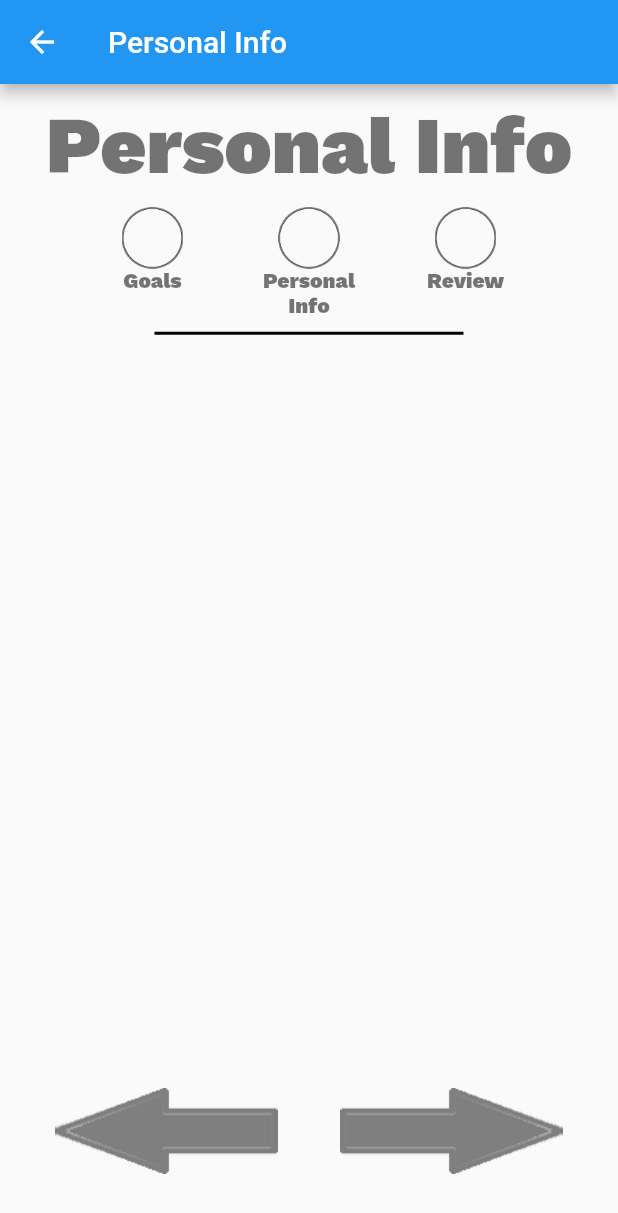
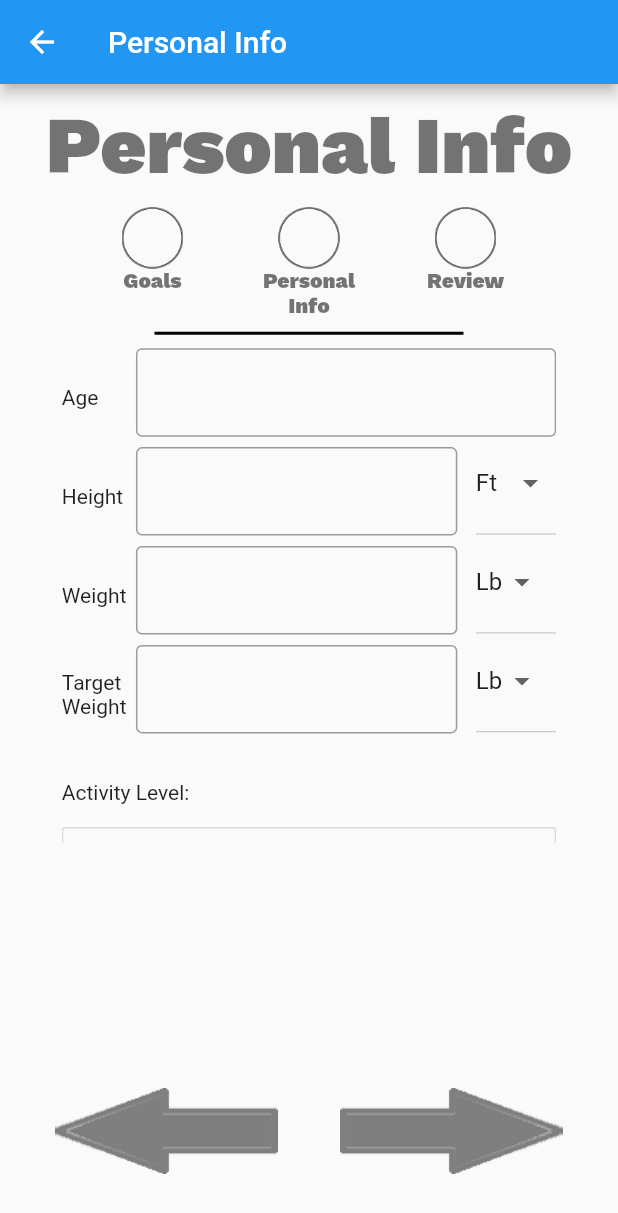
Before and after one commit to bryanesong/FlutterFitnessApp, a Flutter app: the MyProfileInfo screen opened directly, on a phone screen of 412 x 824 dp. Shown: the top 1213 px of the screen. Run offline on Flutter 3.47's test engine with Material 2 defaults, Android fonts, the phone set to English and light mode, and no system bars; drawn by our look-alikes of auto_size_text; our stand-ins replace firebase_auth, firebase_core, firebase_database; missing offline and left inert: flame, nice_button; accounts and stored records are empty; statements that could not run were skipped.

Commit message:
attempt to merge

```diff
--- a/lib/MyProfileGoals.dart
+++ b/lib/MyProfileGoals.dart
@@ -150,14 +150,14 @@ class MyProfileGoalsState extends State<MyProfileGoals> {
   Widget makeChoices() {
     return Container(
         height: hpad(40),
-        child: ListView(
-      children: [
-        makeIndivChoice("Track My Calories", _trackCalories),
-        makeIndivChoice("Gain Weight", _gainWeight),
-        makeIndivChoice("Lose Weight", _loseWeight),
-        makeIndivChoice("Maintain Weight", _maintainWeight),
-        makeIndivChoice("Track My Workout", _trackWorkouts),
-      ],
+        child: Scrollbar(child: ListView(
+          children: [
+            makeIndivChoice("Track My Calories", _trackCalories),
+            makeIndivChoice("Gain Weight", _gainWeight),
+            makeIndivChoice("Lose Weight", _loseWeight),
+            makeIndivChoice("Maintain Weight", _maintainWeight),
+            makeIndivChoice("Track My Workouts", _trackWorkouts),
+          ],)
     ));
   }
 
--- a/lib/MyProfileInfo.dart
+++ b/lib/MyProfileInfo.dart
@@ -2,7 +2,6 @@ import 'package:auto_size_text/auto_size_text.dart';
 import 'package:flutter/cupertino.dart';
 import 'package:flutter/material.dart';
 import 'dart:math' as math;
-
 
 class MyProfileInfo extends StatefulWidget {
   List<bool> goals = new List<bool>();
@@ -15,10 +14,14 @@ class MyProfileInfo extends StatefulWidget {
 class MyProfileInfoState extends State<MyProfileInfo> {
   double _width, _height;
   AutoSizeGroup _textFitGroup;
-
+  String _weightMeasurement, _heightMeasurement;
+  double decreaseListviewHeightBy = 0;
+  GlobalKey listViewKey = new GlobalKey();
 
   @override
   void initState() {
+    _weightMeasurement = "Lb";
+    _heightMeasurement = "Ft";
     super.initState();
   }
 
@@ -27,16 +30,30 @@ class MyProfileInfoState extends State<MyProfileInfo> {
     _textFitGroup = AutoSizeGroup();
     _width = MediaQuery.of(context).size.width;
     _height = MediaQuery.of(context).size.height;
+
+    if (MediaQuery.of(context).viewInsets.bottom != 0) {
+      print("keyboard up");
+      RenderBox box = listViewKey.currentContext.findRenderObject();
+      decreaseListviewHeightBy = box.localToGlobal(Offset.zero).dy +
+          box.size.height -
+          (MediaQuery.of(context).size.height -
+              MediaQuery.of(context).viewInsets.bottom);
+    } else {
+      decreaseListviewHeightBy = 0;
+    }
+
     // TODO: implement build
     return Scaffold(
         appBar: AppBar(
           title: Text("Personal Info"),
         ),
+        resizeToAvoidBottomInset: false,
         body: Stack(children: [
           Column(children: [
             createTitle(),
             createRow(),
             createDivider(),
+            createListView(),
             makeArrowButtons(),
           ])
         ]));
@@ -118,9 +135,152 @@ class MyProfileInfoState extends State<MyProfileInfo> {
     );
   }
 
+  Widget createListView() {
+    return Container(
+        key: listViewKey,
+        width: wpad(80),
+        height: hpad(40) - decreaseListviewHeightBy,
+        child: Scrollbar(
+            child: ListView(
+          children: [
+            createAgeRow(),
+            createHeightRow(),
+            createWeightRow("Weight"),
+            createWeightRow("Target Weight"),
+            createSedentaryLevels(),
+          ],
+        )));
+  }
+
+  Widget createAgeRow() {
+    return Row(
+      children: [
+        Expanded(
+            child: AutoSizeText(
+          "Age   ",
+        )),
+        Container(
+            width: wpad(68),
+            height: hpad(8),
+            child: TextField(
+              keyboardType: TextInputType.number,
+              decoration: InputDecoration(border: OutlineInputBorder()),
+            )),
+      ],
+    );
+  }
+
+  Widget createHeightRow() {
+    return Row(
+      children: [
+        Expanded(
+            child: AutoSizeText(
+          "Height",
+        )),
+        Container(
+            padding: EdgeInsets.fromLTRB(0, 0, wpad(3), 0),
+            width: wpad(55),
+            height: hpad(8),
+            child: TextField(
+              keyboardType: TextInputType.numberWithOptions(),
+              decoration: InputDecoration(border: OutlineInputBorder()),
+            )),
+        Container(
+            width: wpad(13),
+            height: hpad(8),
+            child: DropdownButton<String>(
+              value: _heightMeasurement,
+              onChanged: (String value) {
+                setState(() {
+                  _heightMeasurement = value;
+                });
+              },
+              items: <String>['Ft', 'Cm']
+                  .map<DropdownMenuItem<String>>((String value) {
+                return DropdownMenuItem<String>(
+                  value: value,
+                  child: Text(value),
+                );
+              }).toList(),
+            ))
+      ],
+    );
+  }
+
+  Widget createWeightRow(String textLabel) {
+    return Row(
+      children: [
+        Expanded(
+            child: AutoSizeText(
+          textLabel,
+        )),
+        Container(
+            padding: EdgeInsets.fromLTRB(0, 0, wpad(3), 0),
+            width: wpad(55),
+            height: hpad(8),
+            child: TextField(
+              decoration: InputDecoration(border: OutlineInputBorder()),
+              keyboardType: TextInputType.number,
+            )),
+        Container(
+            width: wpad(13),
+            height: hpad(8),
+            child: DropdownButton<String>(
+              value: _weightMeasurement,
+              onChanged: (String value) {
+                setState(() {
+                  _weightMeasurement = value;
+                });
+              },
+              items: <String>['Lb', 'Kg']
+                  .map<DropdownMenuItem<String>>((String value) {
+                return DropdownMenuItem<String>(
+                  value: value,
+                  child: Text(value),
+                );
+              }).toList(),
+            ))
+      ],
+    );
+  }
+
+  Widget createSedentaryLevels() {
+    return Container(
+      padding: EdgeInsets.fromLTRB(0, hpad(3), 0, hpad(3)),
+      child: Column(children: [
+        Container(
+          width: wpad(80),
+            height: hpad(3),
+            child: Text("Activity Level:",
+            textAlign: TextAlign.left,)),
+        createOutlineButton("Sedentary"),
+        createOutlineButton("Lightly Active"),
+        createOutlineButton("Moderately Active"),
+        createOutlineButton("Very Active"),
+
+      ],),
+    );
+  }
+
+  Widget createOutlineButton(String textLabel) {
+    Color myColor = Colors.purple;
+    return Container(
+        width: wpad(80),
+        child: OutlineButton(
+
+          color: myColor,
+          onPressed: () {
+            myColor = Colors.grey;
+          },
+          child: Text(textLabel),
+      )
+    );
+  }
+
   Widget makeArrowButtons() {
     return Expanded(
-      child: Stack(children: [Container(
+        child: Stack(children: [
+      Container(
           alignment: Alignment.bottomRight,
           padding: EdgeInsets.fromLTRB(0, 0, wpad(5), hpad(5)),
           child: FlatButton(
@@ -129,9 +289,8 @@ class MyProfileInfoState extends State<MyProfileInfo> {
               },
               child: Image.asset(
                 "assets/images/arrow.png",
-                height: hpad(7),)
-          )),
-
+                height: hpad(7),
+              ))),
       Container(
           alignment: Alignment.bottomLeft,
           padding: EdgeInsets.fromLTRB(wpad(5), 0, 0, hpad(5)),
@@ -144,12 +303,9 @@ class MyProfileInfoState extends State<MyProfileInfo> {
                   transform: Matrix4.rotationY(math.pi),
                   child: Image.asset(
                     "assets/images/arrow.png",
-                  height: hpad(7),))
-            )),
-
-
-      ])
-    );
+                    height: hpad(7),
+                  )))),
+    ]));
   }
 
   double wpad(double percent) {
@@ -160,7 +316,7 @@ class MyProfileInfoState extends State<MyProfileInfo> {
     return _height * percent / 100;
   }
 
-  Future navigateToPrevPage(context) async{
+  Future navigateToPrevPage(context) async {
     Navigator.pop(context);
   }
 }
--- a/lib/PromptAlphaCode.dart
+++ b/lib/PromptAlphaCode.dart
@@ -112,6 +112,7 @@ class PromptAlphaCodeState extends State<PromptAlphaCode> {
               onChanged: (String value) {
                 value.length == 3 ? _focusBox2.requestFocus() : "";
               },
+              keyboardType: TextInputType.number,
               autofocus: true,
               focusNode: _focusBox1,
               style: TextStyle(fontSize: 30),
@@ -126,6 +127,7 @@ class PromptAlphaCodeState extends State<PromptAlphaCode> {
               onChanged: (String value) {
                 value.length == 0 ? _focusBox1.requestFocus() : "";
               },
+              keyboardType: TextInputType.number,
               focusNode: _focusBox2,
               style: TextStyle(fontSize: 30),
               textAlign: TextAlign.center,
--- a/lib/SignInOrSignUp.dart
+++ b/lib/SignInOrSignUp.dart
@@ -31,7 +31,7 @@ class SignInOrSignUpState extends State<SignInOrSignUp>
 
 
     _animationController =
-        AnimationController(duration: Duration(seconds: 6));
+        AnimationController(vsync: this, duration: Duration(seconds: 6));
     _animation = IntTween(begin: 0, end: 9).animate(_animationController);
 
     _animationController.repeat().whenComplete(() {
```
Lines whose indentation alone changed are shown as unchanged.
